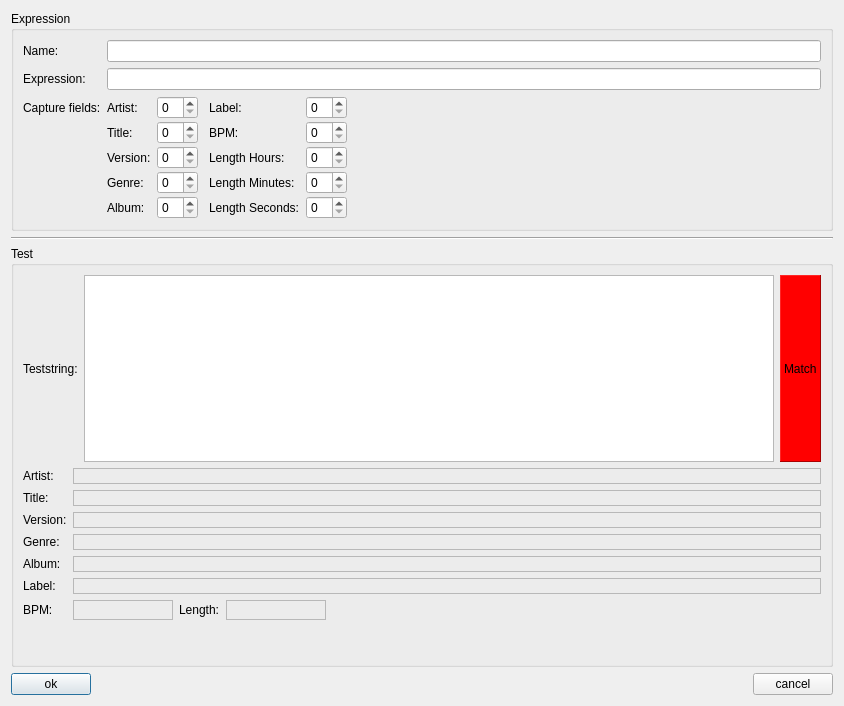
Qt form trunk/src/properties/regexpedit.ui (pfedick/winmusik) before a commit.
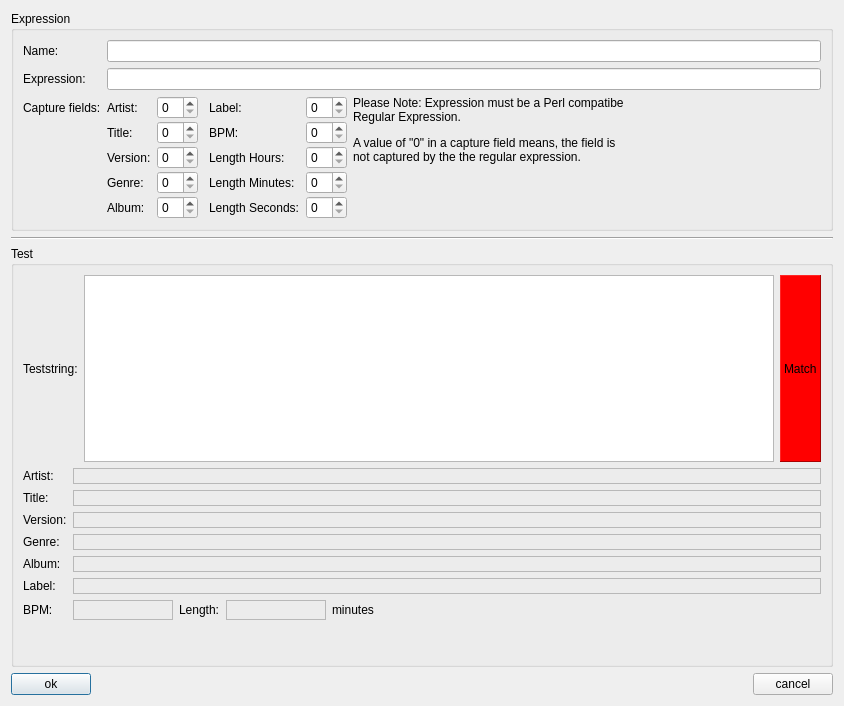
The same form after that commit. Icons and pictures are not drawn.

Commit message: RegularExpressions und Editor in den Properties eingebunden

What changed in the file:
```diff
--- a/trunk/src/properties/regexpedit.ui
+++ b/trunk/src/properties/regexpedit.ui
@@ -211,6 +211,22 @@
           </item>
          </layout>
         </item>
+        <item>
+         <widget class="QLabel" name="label_23">
+          <property name="text">
+           <string>&lt;html&gt;&lt;head/&gt;&lt;body&gt;&lt;p&gt;Please Note: Expression must be a Perl compatibe Regular Expression.&lt;/p&gt;&lt;p&gt;A value of &amp;quot;0&amp;quot; in a capture field means, the field is not captured by the the regular expression.&lt;/p&gt;&lt;p&gt;&lt;br/&gt;&lt;/p&gt;&lt;/body&gt;&lt;/html&gt;</string>
+          </property>
+          <property name="scaledContents">
+           <bool>false</bool>
+          </property>
+          <property name="alignment">
+           <set>Qt::AlignLeading|Qt::AlignLeft|Qt::AlignTop</set>
+          </property>
+          <property name="wordWrap">
+           <bool>true</bool>
+          </property>
+         </widget>
+        </item>
         <item>
          <spacer name="horizontalSpacer_2">
           <property name="orientation">
@@ -460,6 +476,13 @@
             </property>
            </widget>
           </item>
+          <item>
+           <widget class="QLabel" name="label_24">
+            <property name="text">
+             <string>minutes</string>
+            </property>
+           </widget>
+          </item>
           <item>
            <spacer name="horizontalSpacer_3">
             <property name="orientation">
```
Left out of the diff: 8 changed lines with no effect on the pictures. The commit also changes 7 other files.
